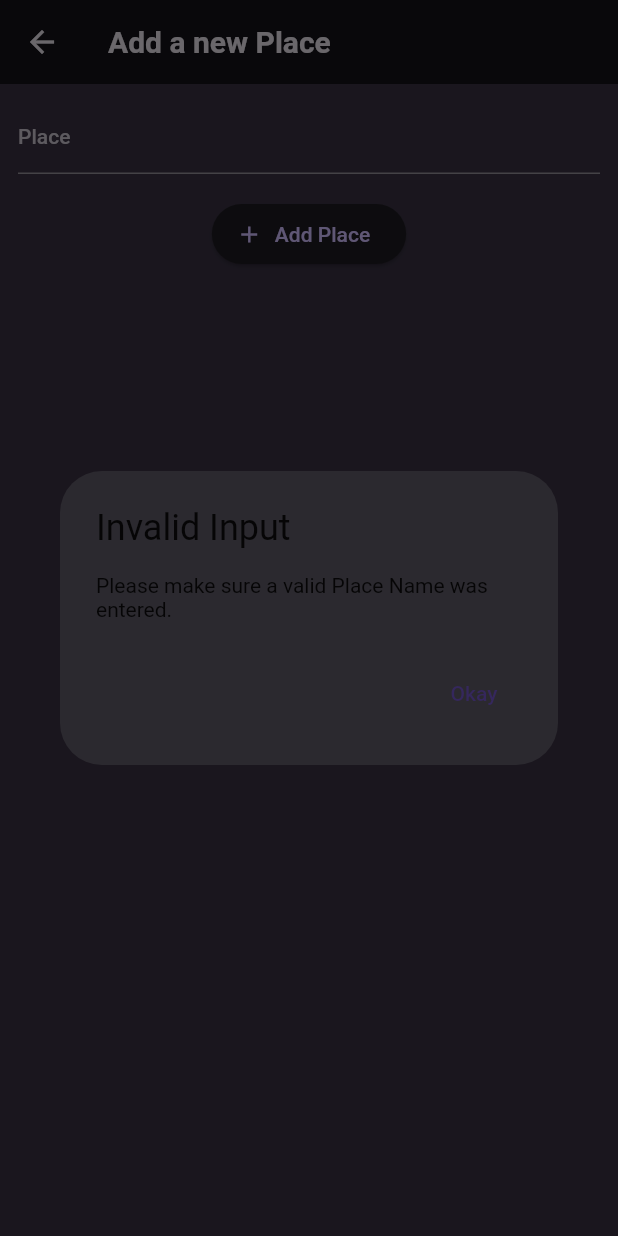
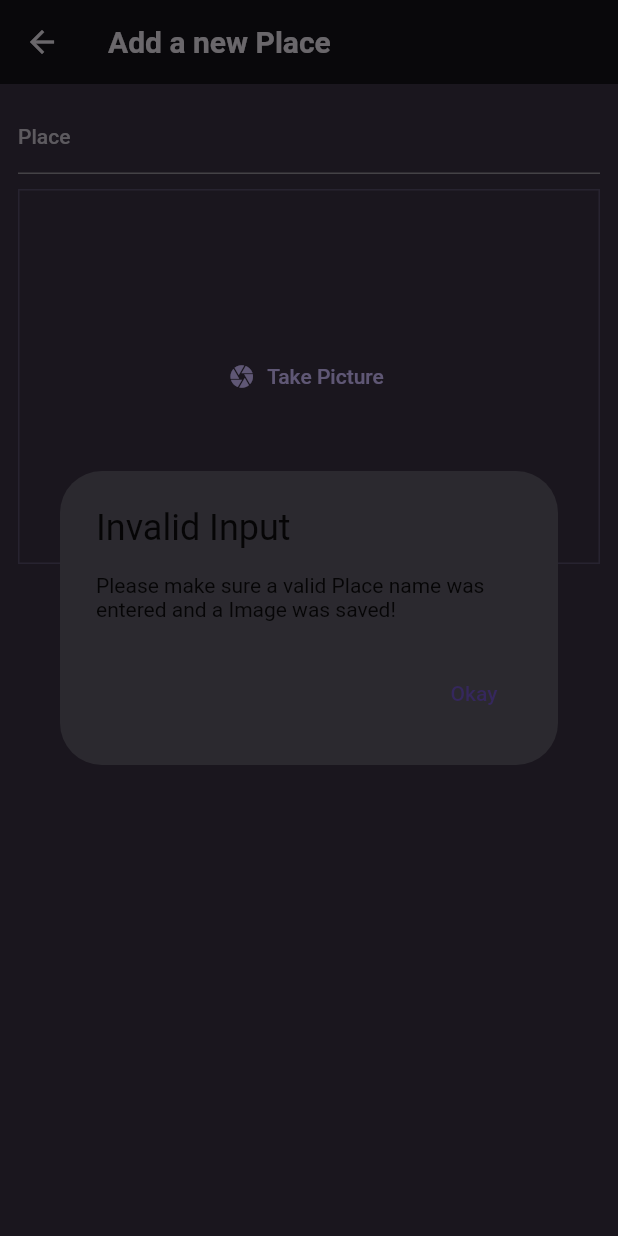
Before and after one commit to vedantagrawal524/Advanced-Gallery-Application-Adore-Places, a Flutter app: the AddPlaceScreen screen opened directly, after a tap on "Add Place", on a phone screen of 412 x 824 dp. Run offline on Flutter 3.47's test engine with Material 2 defaults, Android fonts, the phone set to English and light mode, and no system bars; our stand-ins replace flutter_riverpod, google_fonts, image_picker.

Commit message:
Image Picker Installed

```diff
--- a/lib/models/place.dart
+++ b/lib/models/place.dart
@@ -1,3 +1,5 @@
+import 'dart:io';
+
 import 'package:uuid/uuid.dart';
 
 final uuid = Uuid();
@@ -5,7 +7,9 @@ final uuid = Uuid();
 class Place {
   Place({
     required this.title,
+    required this.image,
   }) : id = uuid.v4();
   final String id;
   final String title;
+  final File image;
 }
--- a/lib/providers/user_places.dart
+++ b/lib/providers/user_places.dart
@@ -1,10 +1,12 @@
+import 'dart:io';
+
 import 'package:favorite_places/models/place.dart';
 import 'package:flutter_riverpod/flutter_riverpod.dart';
 
 class UserPlacesNotifier extends StateNotifier<List<Place>> {
   UserPlacesNotifier() : super(const []);
-  void addPlace(String title) {
-    final newPlace = Place(title: title);
+  void addPlace(String title, File image) {
+    final newPlace = Place(title: title, image: image);
     state = [newPlace, ...state];
   }
 }
--- a/lib/screens/add_place_screen.dart
+++ b/lib/screens/add_place_screen.dart
@@ -1,4 +1,7 @@
+import 'dart:io';
+
 import 'package:favorite_places/providers/user_places.dart';
+import 'package:favorite_places/widgets/image_input.dart';
 import 'package:flutter/material.dart';
 import 'package:flutter_riverpod/flutter_riverpod.dart';
 
@@ -13,6 +16,7 @@ class AddPlaceScreen extends ConsumerStatefulWidget {
 
 class _AddPlaceScreenState extends ConsumerState<AddPlaceScreen> {
   final _titleController = TextEditingController();
+  File? _takenImage;
 
   @override
   void dispose() {
@@ -25,7 +29,8 @@ class _AddPlaceScreenState extends ConsumerState<AddPlaceScreen> {
       context: context,
       builder: (ctx) => AlertDialog.adaptive(
         title: const Text('Invalid Input'),
-        content: const Text('Please make sure a valid Place Name was entered.'),
+        content: const Text(
+            'Please make sure a valid Place name was entered and a Image was saved!'),
         actions: [
           TextButton(
             onPressed: () {
@@ -45,11 +50,14 @@ class _AddPlaceScreenState extends ConsumerState<AddPlaceScreen> {
 
   void _savePlace() {
     final enteredTitle = _titleController.text;
-    if (enteredTitle.isEmpty) {
+    if (enteredTitle.isEmpty || _takenImage == null) {
       _showDialog();
       return;
     }
-    ref.read(userPlacesProvider.notifier).addPlace(enteredTitle);
+    ref.read(userPlacesProvider.notifier).addPlace(
+          enteredTitle,
+          _takenImage!,
+        );
     Navigator.of(context).pop();
   }
 
@@ -70,6 +78,10 @@ class _AddPlaceScreenState extends ConsumerState<AddPlaceScreen> {
                 color: Theme.of(context).colorScheme.onBackground,
               ),
             ),
+            const SizedBox(height: 10),
+            ImageInput(ontakeImage: (image) {
+              _takenImage = image;
+            }),
             const SizedBox(height: 16),
             ElevatedButton.icon(
               onPressed: _savePlace,
--- a/lib/screens/places_screen.dart
+++ b/lib/screens/places_screen.dart
@@ -26,7 +26,10 @@ class PlacesScreen extends ConsumerWidget {
           ),
         ],
       ),
-      body: PlacesList(places: userPlaces),
+      body: Padding(
+        padding: const EdgeInsets.all(8.0),
+        child: PlacesList(places: userPlaces),
+      ),
     );
   }
 }
--- /dev/null
+++ b/lib/widgets/image_input.dart
@@ -0,0 +1,61 @@
+import 'package:image_picker/image_picker.dart';
+import 'package:flutter/material.dart';
+import 'dart:io';
+
+class ImageInput extends StatefulWidget {
+  const ImageInput({super.key, required this.ontakeImage});
+  final void Function(File image) ontakeImage;
+  @override
+  State<ImageInput> createState() {
+    return _ImageInputState();
+  }
+}
+
+class _ImageInputState extends State<ImageInput> {
+  File? _takenImage;
+  void _takePicture() async {
+    final imagePicker = ImagePicker();
+    final pickedImage =
+        await imagePicker.pickImage(source: ImageSource.camera, maxWidth: 600);
+    if (pickedImage == null) {
+      return;
+    }
+    setState(() {
+      _takenImage = File(pickedImage.path);
+    });
+    widget.ontakeImage(_takenImage!);
+  }
+
+  @override
+  Widget build(BuildContext context) {
+    Widget content = TextButton.icon(
+      onPressed: _takePicture,
+      icon: const Icon(Icons.camera),
+      label: const Text('Take Picture'),
+    );
+
+    if (_takenImage != null) {
+      content = GestureDetector(
+        onTap: _takePicture,
+        child: Image.file(
+          _takenImage!,
+          fit: BoxFit.cover,
+          width: double.infinity,
+          height: double.infinity,
+        ),
+      );
+    }
+    return Container(
+      decoration: BoxDecoration(
+        border: Border.all(
+          width: 1,
+          color: Theme.of(context).colorScheme.primary.withOpacity(0.2),
+        ),
+      ),
+      height: 250,
+      width: double.infinity,
+      alignment: Alignment.center,
+      child: content,
+    );
+  }
+}
--- a/lib/widgets/places_list.dart
+++ b/lib/widgets/places_list.dart
@@ -30,6 +30,10 @@ class PlacesList extends StatelessWidget {
             ),
           );
         },
+        leading: CircleAvatar(
+          radius: 26,
+          backgroundImage: FileImage(places[index].image),
+        ),
         title: Text(
           places[index].title,
           style: Theme.of(context).textTheme.titleMedium!.copyWith(
--- a/pubspec.yaml
+++ b/pubspec.yaml
@@ -38,6 +38,7 @@ dependencies:
   google_fonts: ^5.1.0
   uuid: ^4.0.0
   flutter_riverpod: ^2.4.0
+  image_picker: ^1.0.4
 
 dev_dependencies:
   flutter_test:
```
Also changed, not shown: lib/screens/place_detail_screen.dart (+9 -7 lines), pubspec.lock, 6 other files.
